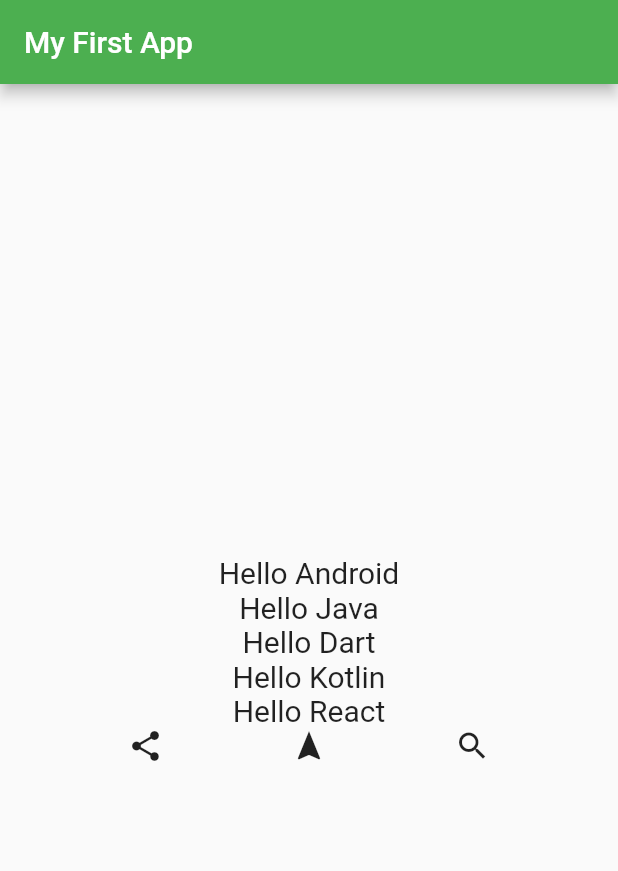
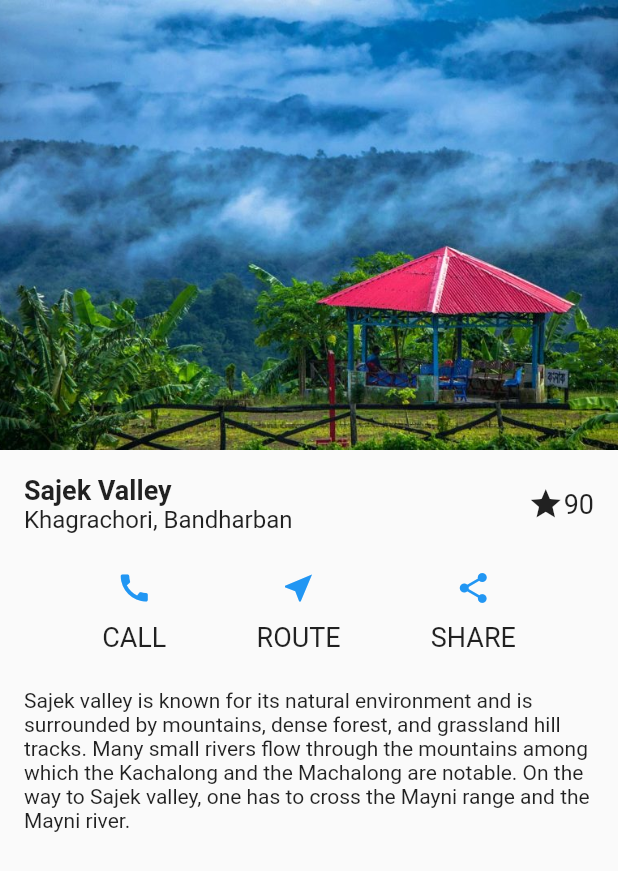
Before and after one commit to Ibrahim-K98han/first, a Flutter app: the screen it shows after launch, on a phone screen of 412 x 824 dp. Shown: the top 871 px of the screen. Run offline on Flutter 3.47's test engine with Material 2 defaults, Android fonts, the phone set to English and light mode, and no system bars.

Commit message:
simple design

```diff
--- a/lib/main.dart
+++ b/lib/main.dart
@@ -14,46 +14,68 @@ class MyApp extends StatelessWidget {
         primarySwatch: Colors.green,
       ),
       home: Scaffold(
-        appBar: AppBar(
-          title: Text("My First App"),
-        ),
-        body: Center(
-          child: Column(
-            mainAxisSize: MainAxisSize.min,
-            mainAxisAlignment: MainAxisAlignment.center,
-            crossAxisAlignment: CrossAxisAlignment.center,
+        // appBar: AppBar(
+        //   title: Text("My First App"),
+        // ),
+        body:Column(
           children: [
-              Text(
-                "Hello Android",
-                style: TextStyle(fontSize: 20),
-              ),
-              Text(
-                "Hello Java",
-                style: TextStyle(fontSize: 20),
-              ),
-              Text(
-                "Hello Dart",
-                style: TextStyle(fontSize: 20),
-              ),
-              Text(
-                "Hello Kotlin",
-                style: TextStyle(fontSize: 20),
-              ),
-              Text(
-                "Hello React",
-                style: TextStyle(fontSize: 20),
+              Image.asset('img/sajek.jpg', width: double.infinity,height: 300.0,fit: BoxFit.cover,),
+              Padding(
+                padding: const EdgeInsets.all(16.0),
+                child: Row(
+                  mainAxisAlignment: MainAxisAlignment.spaceBetween,
+                  children: [
+                    Column(
+                      crossAxisAlignment: CrossAxisAlignment.start,
+                      children: [
+                        Text('Sajek Valley', style: TextStyle(fontSize: 18, fontWeight: FontWeight.bold),),
+                        Text('Khagrachori, Bandharban', style: TextStyle(fontSize: 16),)
+                      ],
                     ),
                     Row(
-                //mainAxisSize: MainAxisSize.min,
+                      children: [
+                        Icon(Icons.star),
+                        Text(90.toString(), style: TextStyle(fontSize: 18),),
+                      ],
+                    )
+                  ],
+                ),
+              ),
+              Padding(
+                padding: const EdgeInsets.all(8.0),
+                child: Row(
                   mainAxisAlignment: MainAxisAlignment.spaceEvenly,
                   children: [
-                  Icon(Icons.share),
-                  Icon(Icons.navigation),
-                  Icon(Icons.search),
+                    Column(
+                      children: [
+                        Icon(Icons.call, color: Colors.blue,),
+                        SizedBox(height: 10,),
+                        Text('CALL',style: TextStyle(fontSize: 18),),
                       ],
                     ),
+                    Column(
+                      children: [
+                        Icon(Icons.near_me,color: Colors.blue),
+                        SizedBox(height: 10,),
+                        Text('ROUTE',style: TextStyle(fontSize: 18),),
                       ],
                     ),
+                    Column(
+                      children: [
+                        Icon(Icons.share,color: Colors.blue),
+                        SizedBox(height: 10,),
+                        Text('SHARE',style: TextStyle(fontSize: 18),),
+                      ],
+                    )
+                  ],
+                ),
+              ),
+              Padding(
+                padding: EdgeInsets.all(16.0),
+                child: Text('Sajek valley is known for its natural environment and is surrounded by mountains, dense forest, and grassland hill tracks. Many small rivers flow through the mountains among which the Kachalong and the Machalong are notable. On the way to Sajek valley, one has to cross the Mayni range and the Mayni river.'),
+
+              ),
+          ],
         ),
       ),
     );
--- a/pubspec.yaml
+++ b/pubspec.yaml
@@ -58,9 +58,8 @@ flutter:
   uses-material-design: true
 
   # To add assets to your application, add an assets section, like this:
-  # assets:
-  #   - images/a_dot_burr.jpeg
-  #   - images/a_dot_ham.jpeg
+  assets:
+    - img/
 
   # An image asset can refer to one or more resolution-specific "variants", see
   # https://flutter.dev/assets-and-images/#resolution-aware
```
Also changed, not shown: img/sajek.jpg (added), 1 other file. Lines whose indentation alone changed are shown as unchanged.
